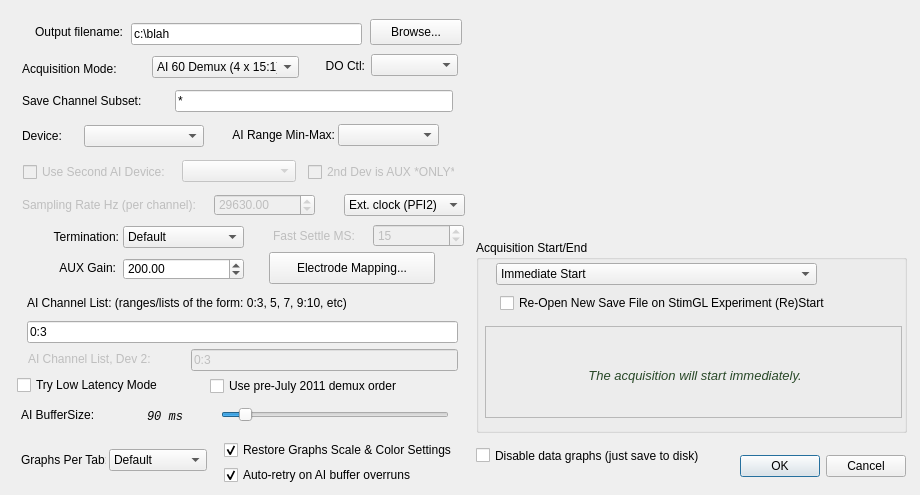
Qt form ConfigureDialog.ui (acorver/SpikeGL) before a commit.
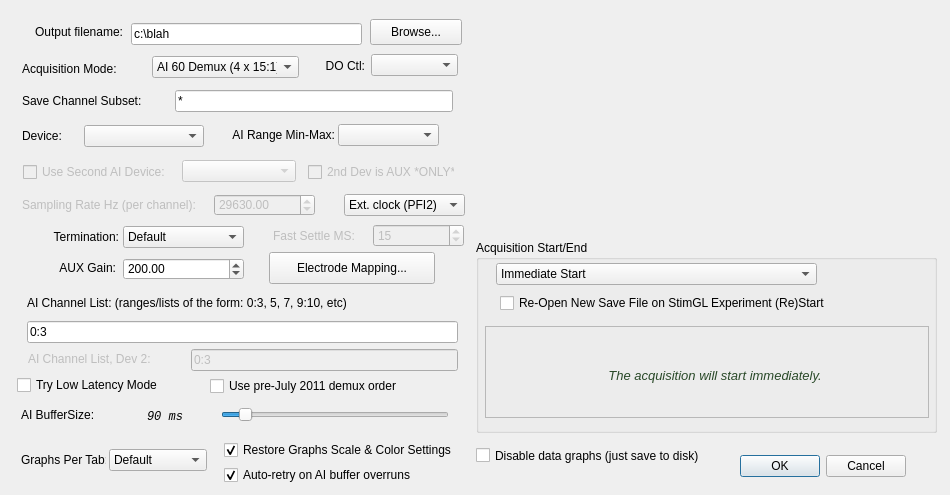
The same form after that commit. Icons and pictures are not drawn.

What changed in the file:
```diff
--- a/ConfigureDialog.ui
+++ b/ConfigureDialog.ui
@@ -9,7 +9,7 @@
    <rect>
     <x>0</x>
     <y>0</y>
-    <width>920</width>
+    <width>950</width>
     <height>495</height>
    </rect>
   </property>
@@ -285,7 +285,7 @@
     <rect>
      <x>476</x>
      <y>240</y>
-     <width>431</width>
+     <width>461</width>
      <height>193</height>
     </rect>
    </property>
@@ -351,7 +351,7 @@
      <rect>
       <x>9</x>
       <y>86</y>
-      <width>417</width>
+      <width>444</width>
       <height>92</height>
      </rect>
     </property>
@@ -366,7 +366,7 @@
       <rect>
        <x>10</x>
        <y>9</y>
-       <width>400</width>
+       <width>440</width>
        <height>82</height>
       </rect>
      </property>
@@ -671,7 +671,7 @@
     <rect>
      <x>476</x>
      <y>21</y>
-     <width>431</width>
+     <width>461</width>
      <height>215</height>
     </rect>
    </property>
```
